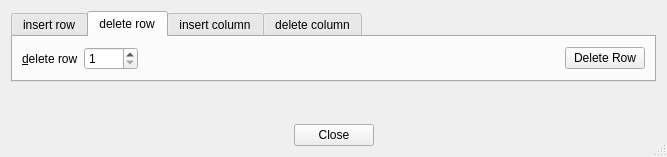
First picture: the form in sconcho/gui/ui/insertDeleteRowColumnDialog.ui, repository haskelladdict/sconcho, before the edit.
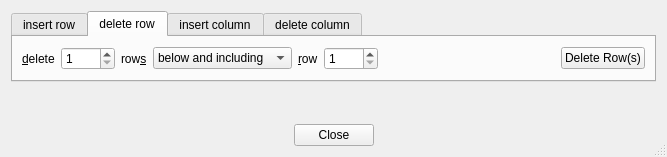
Second picture: the form after the edit. The open tabs and pages were chosen to show the change.

Commit message: Some initial code for undo/redo delete rows.

```diff
--- a/sconcho/gui/ui/insertDeleteRowColumnDialog.ui
+++ b/sconcho/gui/ui/insertDeleteRowColumnDialog.ui
@@ -16,13 +16,11 @@
   <property name="sizeGripEnabled">
    <bool>true</bool>
   </property>
-  <layout class="QVBoxLayout" name="verticalLayout_2">
-   <item>
     <layout class="QVBoxLayout" name="verticalLayout">
      <item>
       <widget class="QTabWidget" name="tabWidget">
        <property name="currentIndex">
-        <number>0</number>
+      <number>1</number>
        </property>
        <widget class="QWidget" name="tab">
         <attribute name="title">
@@ -111,7 +109,7 @@
            <item>
             <widget class="QPushButton" name="insertRowButton">
              <property name="text">
-              <string>Insert Row</string>
+            <string>Insert Row(s)</string>
              </property>
             </widget>
            </item>
@@ -129,15 +127,59 @@
            <item>
             <widget class="QLabel" name="label_7">
              <property name="text">
-              <string>&amp;delete row</string>
+            <string>&amp;delete</string>
              </property>
              <property name="buddy">
-              <cstring>deleteRowID</cstring>
+            <cstring>numDeleteRows</cstring>
              </property>
             </widget>
            </item>
            <item>
-            <widget class="QSpinBox" name="deleteRowID">
+          <widget class="QSpinBox" name="numDeleteRows">
+           <property name="minimum">
+            <number>1</number>
+           </property>
+           <property name="maximum">
+            <number>1000</number>
+           </property>
+          </widget>
+         </item>
+         <item>
+          <widget class="QLabel" name="label_10">
+           <property name="text">
+            <string>row&amp;s</string>
+           </property>
+           <property name="buddy">
+            <cstring>insertRowMode</cstring>
+           </property>
+          </widget>
+         </item>
+         <item>
+          <widget class="QComboBox" name="deleteRowMode">
+           <item>
+            <property name="text">
+             <string>below and including</string>
+            </property>
+           </item>
+           <item>
+            <property name="text">
+             <string>above</string>
+            </property>
+           </item>
+          </widget>
+         </item>
+         <item>
+          <widget class="QLabel" name="label_9">
+           <property name="text">
+            <string>&amp;row</string>
+           </property>
+           <property name="buddy">
+            <cstring>insertRowPivot</cstring>
+           </property>
+          </widget>
+         </item>
+         <item>
+          <widget class="QSpinBox" name="deleteRowPivot">
              <property name="minimum">
               <number>1</number>
              </property>
@@ -162,7 +204,7 @@
            <item>
             <widget class="QPushButton" name="deleteRowButton">
              <property name="text">
-              <string>Delete Row</string>
+            <string>Delete Row(s)</string>
              </property>
             </widget>
            </item>
@@ -257,7 +299,7 @@
            <item>
             <widget class="QPushButton" name="insertColumnButton">
              <property name="text">
-              <string>Insert Column</string>
+            <string>Insert Column(s)</string>
              </property>
             </widget>
            </item>
@@ -325,8 +367,8 @@
        </property>
        <property name="sizeHint" stdset="0">
         <size>
-         <width>20</width>
-         <height>40</height>
+       <width>644</width>
+       <height>14</height>
         </size>
        </property>
       </spacer>
@@ -369,8 +411,6 @@
       </layout>
      </item>
     </layout>
-   </item>
-  </layout>
  </widget>
  <tabstops>
   <tabstop>tabWidget</tabstop>
```
Left out of the diff: 2 changed lines with no effect on the pictures. Lines whose indentation alone changed are shown as unchanged. The commit also changes 11 other files.
